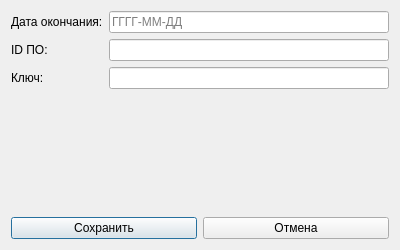
First picture: the form in license_dialog.ui, repository Kuller297/BDKursovaya, before the edit.
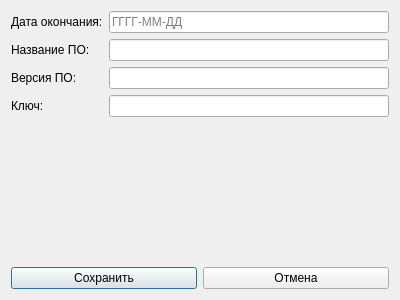
Second picture: the form after the edit.

Patch:
```diff
--- a/license_dialog.ui
+++ b/license_dialog.ui
@@ -7,7 +7,7 @@
     <x>0</x>
     <y>0</y>
     <width>400</width>
-    <height>250</height>
+    <height>300</height>
    </rect>
   </property>
   <property name="windowTitle">
@@ -33,7 +33,7 @@
      <item row="1" column="0">
       <widget class="QLabel" name="labelIdSoft">
        <property name="text">
-        <string>ID ПО:</string>
+        <string>Название ПО:</string>
        </property>
       </widget>
      </item>
@@ -41,13 +41,23 @@
       <widget class="QLineEdit" name="editIdSoft"/>
      </item>
      <item row="2" column="0">
+      <widget class="QLabel" name="labelSoftVersion">
+       <property name="text">
+        <string>Версия ПО:</string>
+       </property>
+      </widget>
+     </item>
+     <item row="2" column="1">
+      <widget class="QLineEdit" name="editSoftVersion"/>
+     </item>
+     <item row="3" column="0">
       <widget class="QLabel" name="labelKey">
        <property name="text">
         <string>Ключ:</string>
        </property>
       </widget>
      </item>
-     <item row="2" column="1">
+     <item row="3" column="1">
       <widget class="QLineEdit" name="editKey"/>
      </item>
     </layout>
```
Left out of the diff: 4 changed lines with no effect on the pictures.
